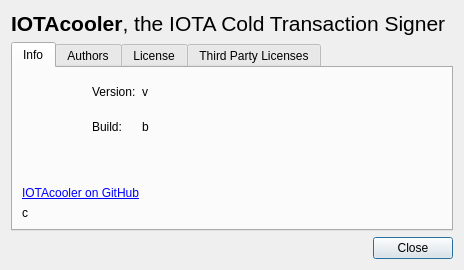
Above: widgets/aboutdialog.ui from joshirio/iota-cooler before the change. Below: the same form after it.
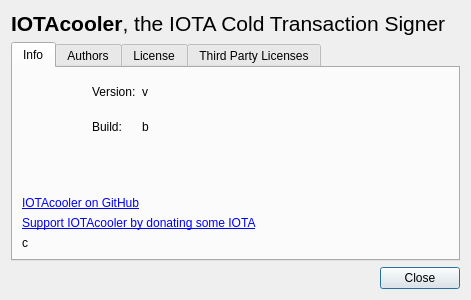
That is the form after the change. Icons and pictures are not drawn.

Commit message: add donate info

The edit to the form file:
```diff
--- a/widgets/aboutdialog.ui
+++ b/widgets/aboutdialog.ui
@@ -9,8 +9,8 @@
    <rect>
     <x>0</x>
     <y>0</y>
-    <width>464</width>
-    <height>270</height>
+    <width>471</width>
+    <height>300</height>
    </rect>
   </property>
   <property name="windowTitle">
@@ -134,6 +134,19 @@
          </property>
         </widget>
        </item>
+       <item>
+        <widget class="QLabel" name="label_8">
+         <property name="text">
+          <string>&lt;a href=&quot;https://thetangle.org/address/WQEEXMP9FMHOVTTAHFDRRXMWBDRXUKPQJUQFSVBFJNSDRHKCPZLBHVQYCEPTFNRAQQDM9SPLADPIEGDIXASNJUSMUW&quot;&gt;Support IOTAcooler by donating some IOTA&lt;/a&gt;</string>
+         </property>
+         <property name="wordWrap">
+          <bool>true</bool>
+         </property>
+         <property name="openExternalLinks">
+          <bool>true</bool>
+         </property>
+        </widget>
+       </item>
        <item>
         <widget class="QLabel" name="copyrightLabel">
          <property name="text">
```
